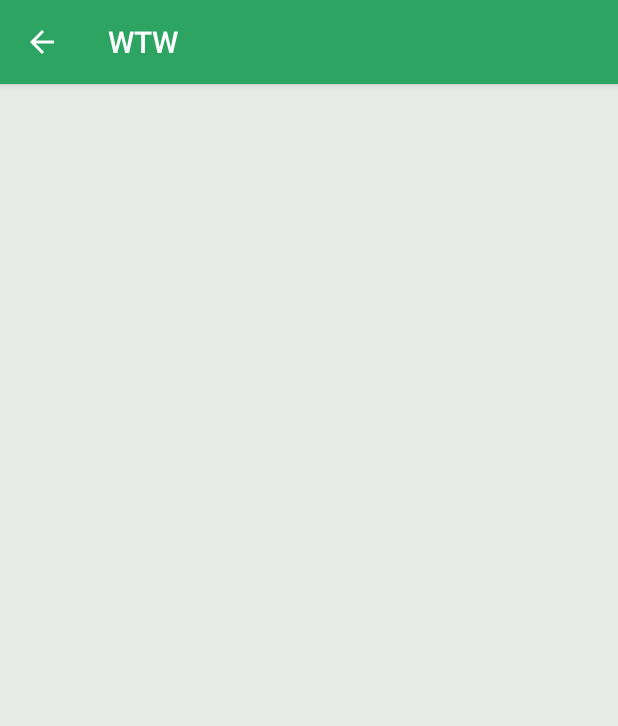
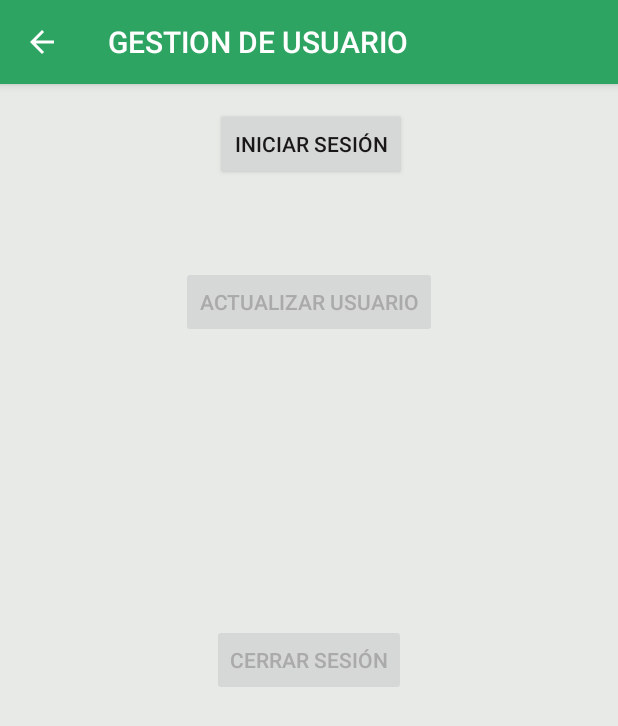
Before and after one commit to camilonar/WTW, an Android app: the ActivityGestionUsuario screen opened directly, with no data from a screen before it, on a phone screen of 412 x 824 dp. Shown: the top 726 px of the screen. Run offline under Robolectric (Android 15) with nearby library versions, the phone set to English and light mode, and no system bars; Roboto replaces fonts that are not available here.

Commit message:
Se agregó una actividad para gestionar todas las opciones del usuario

```diff
--- a/app/src/main/java/epiphany_soft/wtw/Activities/ActivityGestionUsuario.java
+++ b/app/src/main/java/epiphany_soft/wtw/Activities/ActivityGestionUsuario.java
@@ -1,9 +1,62 @@
 package epiphany_soft.wtw.Activities;
 
+import android.content.Intent;
+import android.graphics.Color;
+import android.os.Bundle;
+import android.view.View;
+import android.widget.Button;
+
 import epiphany_soft.wtw.ActivityBase;
+import epiphany_soft.wtw.Negocio.Sesion;
+import epiphany_soft.wtw.R;
 
 /**
  * Created by Camilo on 9/04/2016.
  */
 public class ActivityGestionUsuario extends ActivityBase {
+
+    protected void onCreate(Bundle savedInstanceState) {
+        super.onCreate(savedInstanceState);
+        setContentView(R.layout.activity_gestion_usuario);
+        setTitle("GESTION DE USUARIO");
+    }
+
+    @Override
+    public void onResume(){
+        super.onResume();
+        if (Sesion.getInstance().isActiva()) {
+            Button b = (Button) findViewById(R.id.btnInicioSesion);
+            b.setEnabled(false);
+            b.setTextColor(Color.GRAY);
+            b = (Button) findViewById(R.id.btnCerrarSesion);
+            b.setEnabled(true);
+            b.setTextColor(this.getResources().getColor(R.color.colorButtonText));
+            b= (Button) findViewById(R.id.btnModificarUsuario);
+            b.setEnabled(true);
+            b.setTextColor(this.getResources().getColor(R.color.colorButtonText));
+        }
+    }
+
+    public void onClickIniciarSesion(View v){
+        Intent i = new Intent(this, ActivityInicioSesion.class);
+        startActivity(i);
+    }
+
+    public void onClickCerrarSesion(View v){
+        Sesion.getInstance().refresh();
+        Button b = (Button) findViewById(R.id.btnInicioSesion);
+        b.setEnabled(true);
+        b.setTextColor(this.getResources().getColor(R.color.colorButtonText));
+        b = (Button) findViewById(R.id.btnCerrarSesion);
+        b.setEnabled(false);
+        b.setTextColor(Color.GRAY);
+        b = (Button) findViewById(R.id.btnModificarUsuario);
+        b.setEnabled(false);
+        b.setTextColor(Color.GRAY);
+    }
+
+    public void onClickModificarUsuario(View v){
+        Intent i = new Intent(this, ActivityModificarUsuario.class);
+        startActivity(i);
+    }
 }
--- /dev/null
+++ b/app/src/main/res/layout/activity_gestion_usuario.xml
@@ -0,0 +1,45 @@
+<?xml version="1.0" encoding="utf-8"?>
+<RelativeLayout xmlns:android="http://schemas.android.com/apk/res/android"
+    xmlns:tools="http://schemas.android.com/tools"
+    android:layout_width="match_parent"
+    android:layout_height="match_parent"
+    android:paddingBottom="@dimen/activity_vertical_margin"
+    android:paddingTop="@dimen/activity_vertical_margin"
+    tools:context=".Activities.MainActivity">
+
+    <Button
+        android:layout_width="wrap_content"
+        android:layout_height="wrap_content"
+        android:text="Iniciar Sesión"
+        android:id="@+id/btnInicioSesion"
+        android:nestedScrollingEnabled="true"
+        android:textColor="@color/colorButtonText"
+        android:onClick="onClickIniciarSesion"
+        android:layout_alignParentTop="true"
+        android:layout_alignRight="@+id/btnCerrarSesion"
+        android:layout_alignEnd="@+id/btnCerrarSesion" />
+    <Button
+        android:layout_width="wrap_content"
+        android:layout_height="wrap_content"
+        android:text="Cerrar Sesión"
+        android:id="@+id/btnCerrarSesion"
+        android:enabled="false"
+        android:nestedScrollingEnabled="true"
+        android:textColor="@android:color/darker_gray"
+        android:onClick="onClickCerrarSesion"
+        android:layout_centerVertical="true"
+        android:layout_centerHorizontal="true" />
+    <Button
+        android:layout_width="wrap_content"
+        android:layout_height="wrap_content"
+        android:text="Actualizar usuario"
+        android:id="@+id/btnModificarUsuario"
+        android:enabled="false"
+        android:nestedScrollingEnabled="true"
+        android:textColor="@android:color/darker_gray"
+        android:onClick="onClickModificarUsuario"
+        android:layout_below="@+id/btnInicioSesion"
+        android:layout_centerHorizontal="true"
+        android:layout_marginTop="57dp" />
+
+</RelativeLayout>
--- a/app/src/main/res/layout/activity_modificar_usuario.xml
+++ b/app/src/main/res/layout/activity_modificar_usuario.xml
@@ -50,7 +50,7 @@
                     android:textColorHint="@color/colorHintText"
                     android:textColor="@color/colorNormalText"
                     android:ems="10"
-                    android:id="@+id/txtNombreSerie" />
+                    android:id="@+id/txtNombreUsuario" />
 
             </TableRow>
 
@@ -90,6 +90,7 @@
                     android:layout_width="match_parent"
                     android:layout_height="wrap_content"
                     android:inputType="textPassword"
+                    android:layout_margin="5dp"
                     android:ems="10"
                     android:id="@+id/txtContrasenia"
                     android:hint="Nueva contraseña"
@@ -108,6 +109,7 @@
                     android:layout_height="wrap_content"
                     android:inputType="textPassword"
                     android:ems="10"
+                    android:layout_margin="5dp"
                     android:id="@+id/txtConfirmarContrasenia"
                     android:hint="Confirmar contraseña"
                     android:textColor="@color/colorNormalText"
@@ -130,7 +132,7 @@
                     android:layout_width="wrap_content"
                     android:layout_height="wrap_content"
                     android:text="Actualizar"
-                    android:id="@+id/btnActualizarPelicula"
+                    android:id="@+id/btnActualizarUsuario"
                     android:layout_gravity="center_horizontal|bottom"
                     android:onClick="onClickActualizarUsuario"
                     android:textColor="@color/colorButtonText"
```
Also changed, not shown: app/src/main/java/epiphany_soft/wtw/Activities/MainActivity.java (+2 -36 lines), app/src/main/res/layout/activity_main.xml (+6 -29 lines).
